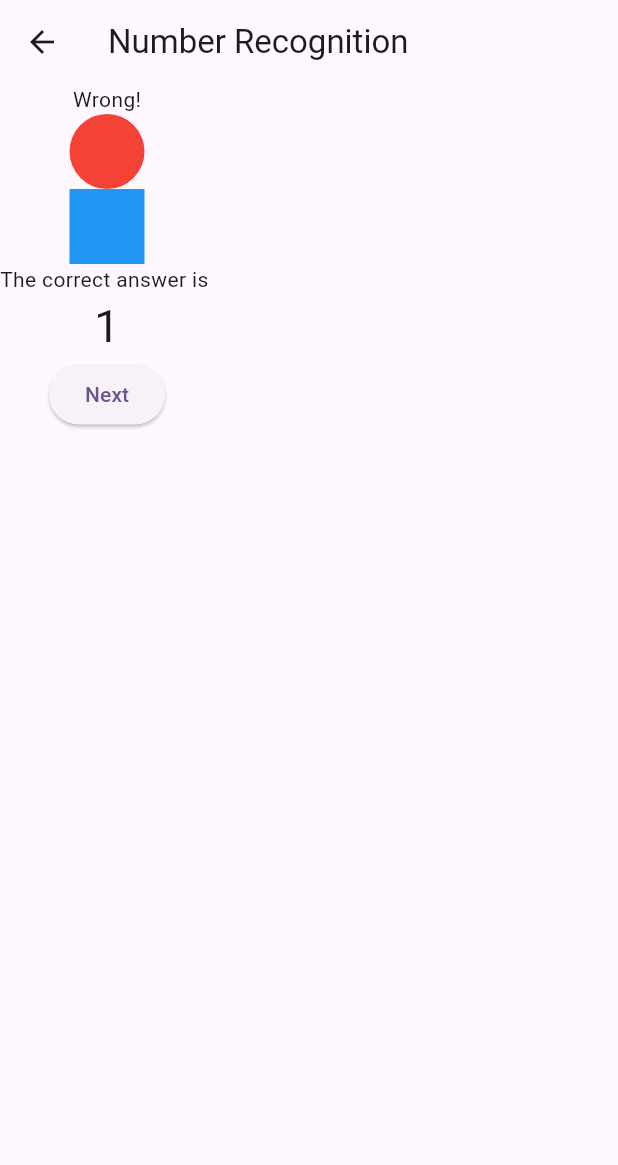
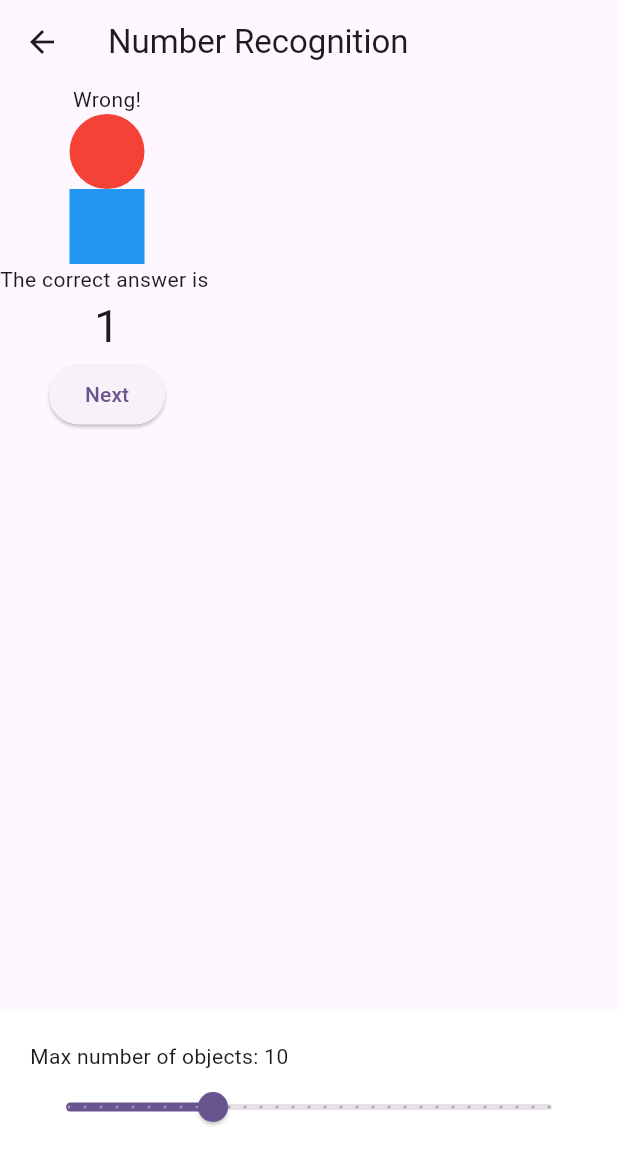
Before and after one commit to igorbasko01/flutter-arithmetic-expression-generator, a Flutter app: the NumberRecognitionPage screen opened directly, after a tap on an icon or button, on a phone screen of 412 x 824 dp. Shown: the top 1165 px of the screen. Run offline on Flutter 3.47's test engine with Material 2 defaults, Android fonts, the phone set to English and light mode, and no system bars; our stand-ins replace flutter_bloc.

Commit message:
remove unused import (#8)
* remove unused import

* add to ui the option to select max number of objects

```diff
--- a/lib/screens/home/number_recognition_page.dart
+++ b/lib/screens/home/number_recognition_page.dart
@@ -1,7 +1,6 @@
 import 'package:arithmetic_expressions_generator/bloc/number_recognition_bloc.dart';
 import 'package:arithmetic_expressions_generator/bloc/number_recognition_event.dart';
 import 'package:arithmetic_expressions_generator/bloc/number_recognition_state.dart';
-import 'package:flutter/cupertino.dart';
 import 'package:flutter/material.dart';
 import 'package:flutter_bloc/flutter_bloc.dart';
 
@@ -13,10 +12,13 @@ class NumberRecognitionPage extends StatefulWidget {
 }
 
 class _NumberRecognitionPageState extends State<NumberRecognitionPage> {
+  int _maxObjects = 10;
+
   @override
   Widget build(BuildContext context) {
     return Scaffold(
       appBar: AppBar(title: const Text('Number Recognition')),
+      bottomSheet: _settings(),
       body: BlocProvider<NumberRecognitionBloc>(
         create: (context) => NumberRecognitionBloc(),
         child: BlocBuilder<NumberRecognitionBloc, NumberRecognitionState>(
@@ -24,7 +26,8 @@ class _NumberRecognitionPageState extends State<NumberRecognitionPage> {
               if (state is InitialNumberRecognitionState) {
                 blocContext
                     .read<NumberRecognitionBloc>()
-                .add(GenerateNewExerciseNumberRecognitionEvent(maxNumber: 10));
+                    .add(
+                    GenerateNewExerciseNumberRecognitionEvent(maxNumber: _maxObjects));
                 return _initialView(
                     'Welcome to the Number Recognition!', blocContext);
               } else if (state is ExerciseNumberRecognitionState) {
@@ -45,8 +48,34 @@ class _NumberRecognitionPageState extends State<NumberRecognitionPage> {
     ]);
   }
 
-  Widget _drawExercise(
-      ExerciseNumberRecognitionState state, BuildContext blocContext) {
+  Widget _settings() {
+    return BottomSheet(onClosing: () {}, builder: (BuildContext sheetContext) {
+      return Container(
+        color: Colors.white,
+        height: 150.0,
+        width: double.infinity,
+        padding: const EdgeInsets.all(20.0),
+        child: Column(crossAxisAlignment: CrossAxisAlignment.start, children: [
+          Text('Max number of objects: $_maxObjects'),
+          Slider(
+            value: _maxObjects.toDouble(),
+            min: 1.0,
+            max: 30.0,
+            divisions: 30,
+            label: _maxObjects.round().toString(),
+            onChanged: (double value) {
+              setState(() {
+                _maxObjects = value.toInt();
+              });
+            },
+          )
+        ])
+      );
+    });
+  }
+
+  Widget _drawExercise(ExerciseNumberRecognitionState state,
+      BuildContext blocContext) {
     return Column(children: [
       if (state.objectType == NumberRecognitionObjectType.circle)
         _drawObjects(state.numberOfObjects, _drawCircle)
@@ -55,7 +84,8 @@ class _NumberRecognitionPageState extends State<NumberRecognitionPage> {
       const Divider(color: Colors.grey, thickness: 1),
       Row(
           children: state.possibleAnswers
-              .map((e) => ElevatedButton(
+              .map((e) =>
+              ElevatedButton(
                   onPressed: () {
                     blocContext.read<NumberRecognitionBloc>().add(
                         CheckAnswerNumberRecognitionEvent(
@@ -93,8 +123,8 @@ class _NumberRecognitionPageState extends State<NumberRecognitionPage> {
         ));
   }
 
-  Widget _drawAnswer(
-      AnswerNumberRecognitionState state, BuildContext blocContext) {
+  Widget _drawAnswer(AnswerNumberRecognitionState state,
+      BuildContext blocContext) {
     return Column(children: [
       Text(state.isCorrect ? 'Correct!' : 'Wrong!'),
       state.isCorrect ? _drawHappyFace() : _drawSadFace(),
@@ -105,9 +135,11 @@ class _NumberRecognitionPageState extends State<NumberRecognitionPage> {
       Text(state.correctAnswer.toString(),
           style: const TextStyle(fontSize: 30)),
       ElevatedButton(
-          onPressed: () => blocContext
+          onPressed: () =>
+              blocContext
                   .read<NumberRecognitionBloc>()
-              .add(GenerateNewExerciseNumberRecognitionEvent(maxNumber: 10)),
+                  .add(
+                  GenerateNewExerciseNumberRecognitionEvent(maxNumber: _maxObjects)),
           child: const Text('Next')),
     ]);
   }
```
Lines whose indentation alone changed are shown as unchanged.
